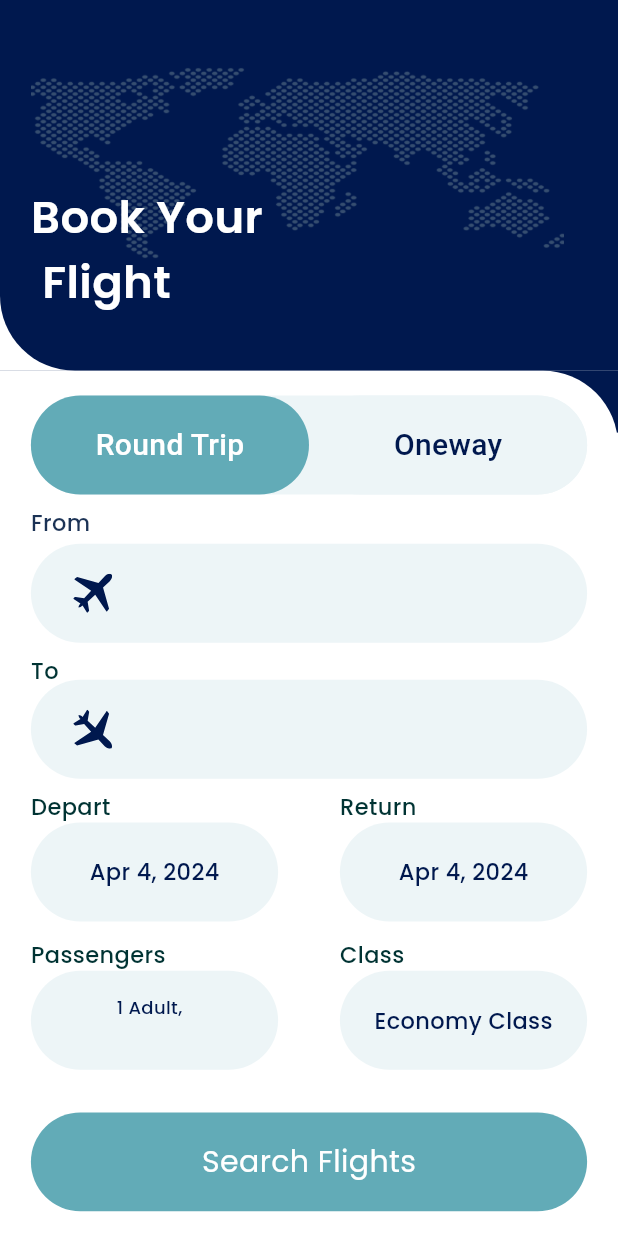
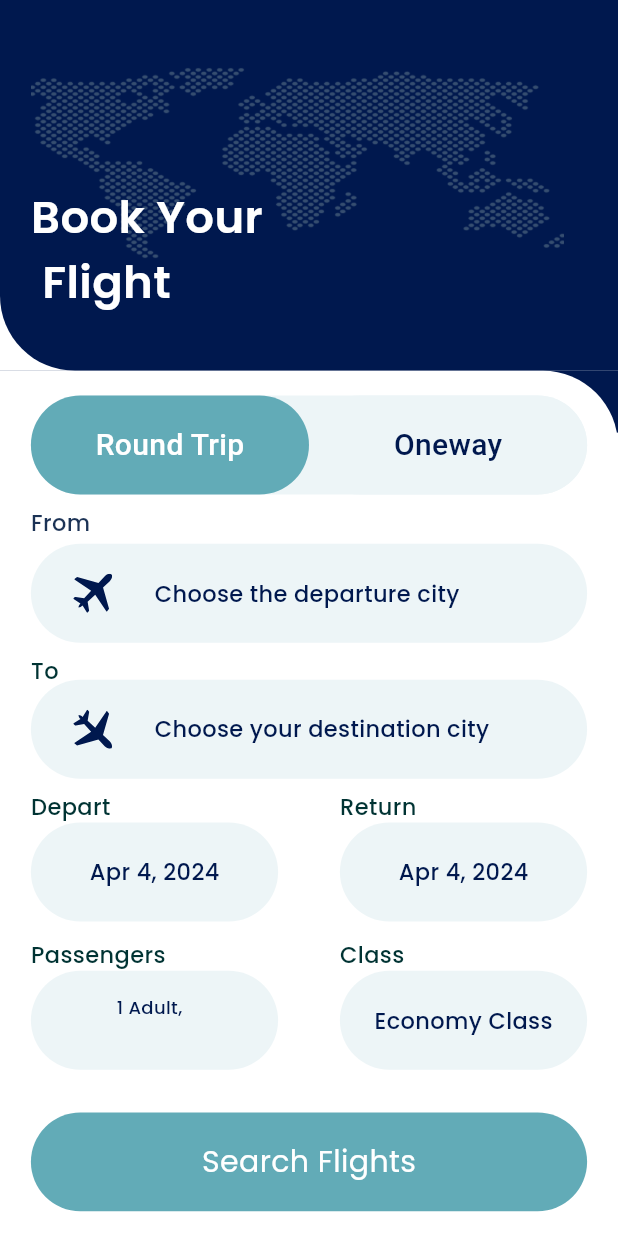
Before and after one commit to mohamedmousa77/Your-Trip, a Flutter app: the screen it shows after launch, on a phone screen of 412 x 824 dp. Run offline on Flutter 3.47's test engine with Material 3 defaults, Android fonts, the phone set to English and light mode, and no system bars; our stand-ins replace flutter_svg, google_fonts.

Commit message:
Last updated Your trip

```diff
--- a/lib/modules/flight_details_module.dart
+++ b/lib/modules/flight_details_module.dart
@@ -1,8 +1,6 @@
 class FlightDetails {
-  String departureAirportName;
   String departureAirportCode;
   String departureCountryName;
-  String arrivalAirportName;
   String arrivalAirportCode;
   String arrivalCountryName;
   String airlineName ;
@@ -18,10 +16,8 @@ class FlightDetails {
   FlightDetails(
       {required this.airlineName ,
         required this.airlineLogo,
-      required this.departureAirportName,
       required this.departureAirportCode,
       required this.departureCountryName,
-      required this.arrivalAirportName,
       required this.arrivalAirportCode,
       required this.arrivalCountryName,
       required this.arrivalDate,
--- a/lib/search_flight.dart
+++ b/lib/search_flight.dart
@@ -4,9 +4,6 @@ import 'package:google_fonts/google_fonts.dart';
 import "package:flutter/material.dart";
 import 'package:intl/intl.dart';
 import 'colors/colors.dart';
-
-// import 'package:flutter_map/flutter_map.dart';
-// import 'package:http/http.dart';
 
 class SearchFlights extends StatefulWidget {
   const SearchFlights({super.key});
@@ -18,16 +15,16 @@ class SearchFlights extends StatefulWidget {
 class _SearchFlightsState extends State<SearchFlights> {
   bool isRoundTrip = true;
   List airports = [
-    {"name": "Los Angeles International Airport", "code": "LAX"},
-    {"name": "John F. Kennedy International Airport", "code": "JFK"},
-    {"name": "O'Hare International Airport", "code": "ORD"},
-    {"name": "Dallas-Fort Worth International Airport", "code": "DFW"},
+    {"name": "Los Angeles", "code": "LAX"},
+    {"name": "John F. Kennedy", "code": "JFK"},
+    {"name": "O'Hare", "code": "ORD"},
+    {"name": "Dallas-Fort Worth", "code": "DFW"},
     {"name": "Denver International Airport", "code": "DEN"},
-    {"name": "San Francisco International Airport", "code": "SFO"},
-    {"name": "Hartsfield-Jackson Atlanta International Airport", "code": "ATL"},
-    {"name": "Miami International Airport", "code": "MIA"},
-    {"name": "Seattle-Tacoma International Airport", "code": "SEA"},
-    {"name": "Phoenix Sky Harbor International Airport", "code": "PHX"},
+    {"name": "San Francisco", "code": "SFO"},
+    {"name": "Hartsfield-Jackson Atlanta", "code": "ATL"},
+    {"name": "Miami", "code": "MIA"},
+    {"name": "Seattle-Tacoma", "code": "SEA"},
+    {"name": "Phoenix Sky Harbor", "code": "PHX"},
   ];
   DateTime travelDate = DateTime.now();
   DateTime returnDate = DateTime.now();
@@ -86,7 +83,6 @@ class _SearchFlightsState extends State<SearchFlights> {
       child: ListView.builder(
           itemCount: airports.length,
           itemBuilder: (context, index) {
-            debugPrint(airports[index]['name']);
             return ListTile(
               onTap: () {
                 setState(() {
@@ -118,8 +114,6 @@ class _SearchFlightsState extends State<SearchFlights> {
     return StatefulBuilder(
       builder: (BuildContext context, StateSetter setState) {
         return SizedBox(
-          // height: MediaQuery.of(context).size.height * 0.4,
-          // width: MediaQuery.of(context).size.width * 0.5,
           child: Column(
             mainAxisSize: MainAxisSize.min,
             children: [
@@ -364,8 +358,6 @@ class _SearchFlightsState extends State<SearchFlights> {
                         fontSize: 30,
                         fontWeight: FontWeight.w600),
                   )),
-
-
             ]),
           ),
 
@@ -472,13 +464,12 @@ class _SearchFlightsState extends State<SearchFlights> {
           ),
           GestureDetector(
             onTap: () {
-              debugPrint("Clicked, airports length ${airports.length}");
               showDialog(
                   context: context,
                   builder: (context) {
                     return AlertDialog(
                         title: const Text(
-                          'Select an airport',
+                          'Choose the departure city',
                           style: TextStyle(color: Colors.black),
                         ),
                         content: airportListDialog(context, isFrom: true));
@@ -513,13 +504,16 @@ class _SearchFlightsState extends State<SearchFlights> {
                   ),
                   selectedAirportOngoing >= 0
                       ? Container(
-                          child: Text(airports[selectedAirportOngoing]['code'],
+                          child: Text('${airports[selectedAirportOngoing]['name']} ${airports[selectedAirportOngoing]['code']}',
                               style: GoogleFonts.poppins(
                                   color: const Color.fromRGBO(0, 24, 78, 1),
                                   fontWeight: FontWeight.w500,
                                   fontSize: 15)),
                         )
-                      : const SizedBox()
+                      :  Text('Choose the departure city',style: GoogleFonts.poppins(
+                      color: const Color.fromRGBO(0, 24, 78, 1),
+                      fontWeight: FontWeight.w500,
+                      fontSize: 15))
                 ],
               ),
             ),
@@ -537,13 +531,12 @@ class _SearchFlightsState extends State<SearchFlights> {
           ),
           GestureDetector(
             onTap: () {
-              debugPrint("Clicked, airports length ${airports.length}");
               showDialog(
                   context: context,
                   builder: (context) {
                     return AlertDialog(
                         title: const Text(
-                          'Select the arrival airport',
+                          'Choose your destination city',
                           style: TextStyle(color: Colors.black),
                         ),
                         content: airportListDialog(context, isFrom: false));
@@ -577,13 +570,17 @@ class _SearchFlightsState extends State<SearchFlights> {
                   ),
                   selectedAirportReturn >= 0
                       ? Container(
-                          child: Text(airports[selectedAirportReturn]['code'],
+                          child: Text(
+                              '${airports[selectedAirportReturn]['name']} ${airports[selectedAirportReturn]['code']}',
                               style: GoogleFonts.poppins(
                                   color: const Color.fromRGBO(0, 24, 78, 1),
                                   fontWeight: FontWeight.w500,
                                   fontSize: 15)),
                         )
-                      : const SizedBox()
+                      :  Text('Choose your destination city', style: GoogleFonts.poppins(
+                      color: const Color.fromRGBO(0, 24, 78, 1),
+                      fontWeight: FontWeight.w500,
+                      fontSize: 15))
                 ],
               ),
             ),
@@ -898,16 +895,14 @@ class _SearchFlightsState extends State<SearchFlights> {
                     context,
                     MaterialPageRoute(
                         builder: (context) => SelectFlight(
-                            arrivalAirportCode: airports[selectedAirportOngoing]
+                            arrivalAirportCode: airports[selectedAirportReturn]
                                 ['code'],
-                            arrivalAirportName: airports[selectedAirportOngoing]
+                            arrivalCountryName: airports[selectedAirportReturn]
                                 ['name'],
-                            arrivalAirportCountry: '',
                             departureAirportCode:
-                                airports[selectedAirportReturn]['code'],
-                            departureAirportName:
-                                airports[selectedAirportReturn]['name'],
-                            departureAirportCountry: '',
+                                airports[selectedAirportOngoing]['code'],
+                            departureCountryName:
+                                airports[selectedAirportOngoing]['name'],
                             departureDate: travelDate,
                             arrivalDate: returnDate)));
               } else {
```
Also changed, not shown: lib/select_flight.dart (+10 -18 lines), lib/widgets/flight_card.dart (+6 -6 lines), assert/App mockUp.jpg (added), pubspec.lock.
